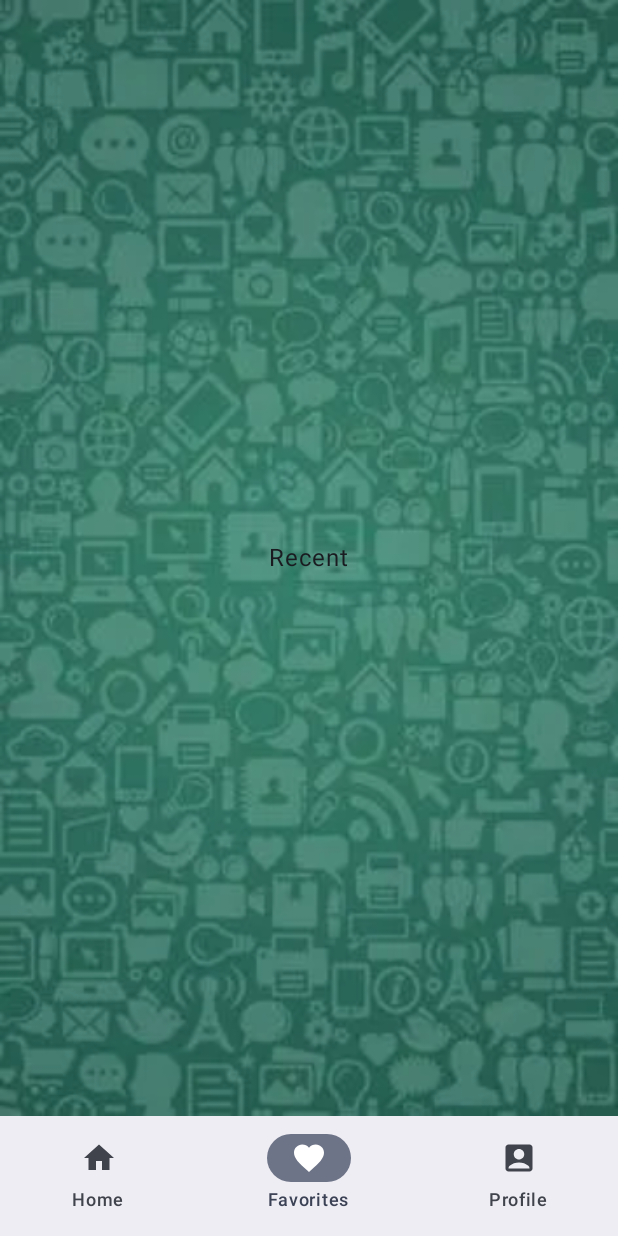
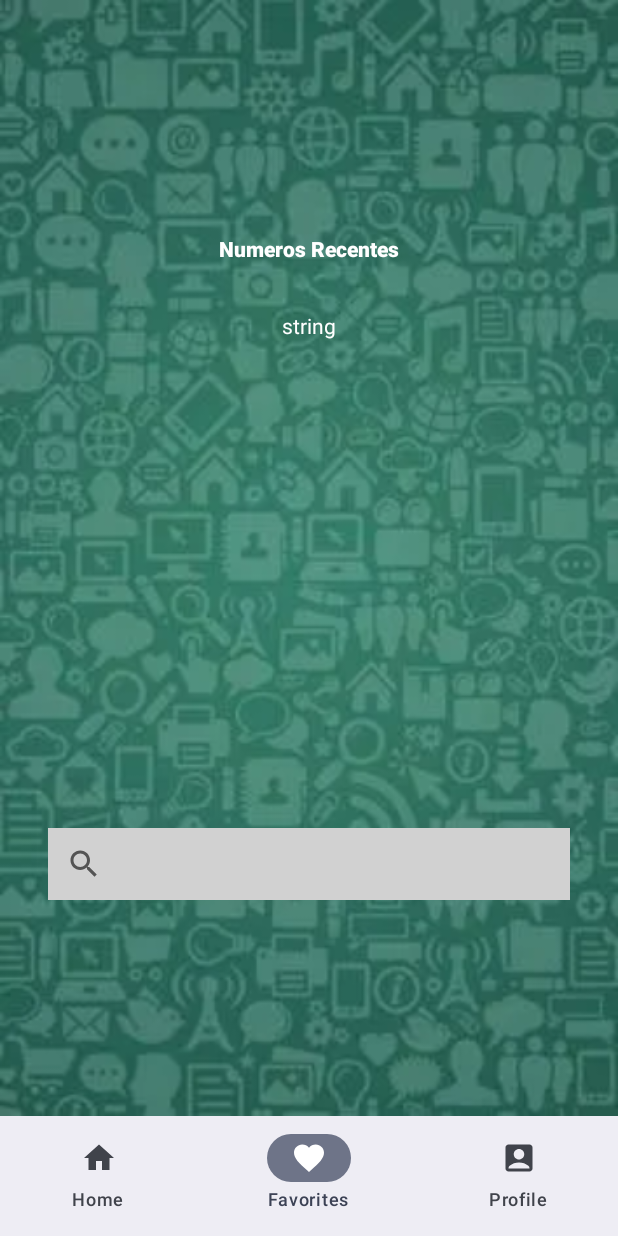
Before and after one commit to MatheusAlvesPereira/zpmessage, an Android app built with Jetpack Compose: the screen it shows after launch (MainActivity), item 2 of the bottom bar chosen, on a phone screen of 412 x 824 dp. Run offline under Robolectric (Android 15) with nearby library versions, the phone set to English and light mode, and no system bars; our stand-ins replace Firebase (no records; nobody signed in at launch, a user with empty details on screens opened directly), navigation suite.

Commit message:
change recent layout

```diff
--- a/app/src/main/java/com/example/zapmessage/MainActivity.kt
+++ b/app/src/main/java/com/example/zapmessage/MainActivity.kt
@@ -105,15 +105,9 @@ fun MessageApp() {
                         factory = { context ->
                             val viewRecent = View.inflate(context, R.layout.recentlayout, null)
                             viewRecent
+
                         }
                     )
-
-                    Box(
-                        modifier = Modifier.fillMaxSize(),
-                        contentAlignment = Alignment.Center
-                    ) {
-                        Text("Recent")
-                    }
                 }
 
                 AppDestinations.PROFILE -> {
--- a/app/src/main/res/layout/recentlayout.xml
+++ b/app/src/main/res/layout/recentlayout.xml
@@ -1,7 +1,52 @@
 <?xml version="1.0" encoding="utf-8"?>
 <androidx.constraintlayout.widget.ConstraintLayout xmlns:android="http://schemas.android.com/apk/res/android"
+    xmlns:app="http://schemas.android.com/apk/res-auto"
+    xmlns:tools="http://schemas.android.com/tools"
     android:layout_width="match_parent"
     android:layout_height="match_parent"
     android:background="@drawable/whatsappbackground">
 
+    <SearchView
+        android:id="@+id/SearchBar"
+        android:layout_width="0dp"
+        android:layout_height="wrap_content"
+        android:layout_marginStart="32dp"
+        android:layout_marginEnd="32dp"
+        android:background="@color/black"
+        android:backgroundTint="#D1D1D1"
+        android:contentDescription="Pesquisar"
+        app:constraint_referenced_tags="Pesquisar"
+        app:layout_constraintBottom_toBottomOf="parent"
+        app:layout_constraintEnd_toEndOf="parent"
+        app:layout_constraintHorizontal_bias="0.0"
+        app:layout_constraintStart_toStartOf="parent"
+        app:layout_constraintTop_toTopOf="parent"
+        app:layout_constraintVertical_bias="0.793" />
+
+    <TextView
+        android:id="@+id/textView"
+        android:layout_width="wrap_content"
+        android:layout_height="wrap_content"
+        android:layout_marginStart="176dp"
+        android:layout_marginTop="156dp"
+        android:layout_marginEnd="176dp"
+        android:backgroundTint="@color/white"
+        android:backgroundTintMode="add"
+        android:fontFamily="sans-serif-black"
+        android:text="Numeros Recentes"
+        android:textColor="@color/white"
+        app:layout_constraintEnd_toEndOf="parent"
+        app:layout_constraintStart_toStartOf="parent"
+        app:layout_constraintTop_toTopOf="parent" />
+
+    <TextView
+        android:id="@+id/textView2"
+        android:layout_width="wrap_content"
+        android:layout_height="wrap_content"
+        android:layout_marginTop="32dp"
+        android:text="string"
+        android:textColor="@color/white"
+        app:layout_constraintEnd_toEndOf="parent"
+        app:layout_constraintStart_toStartOf="parent"
+        app:layout_constraintTop_toBottomOf="@+id/textView" />
 </androidx.constraintlayout.widget.ConstraintLayout>
```
